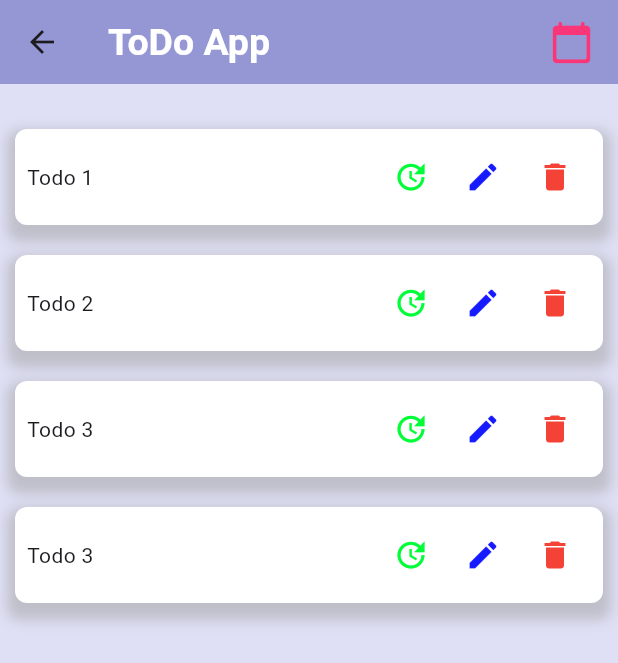
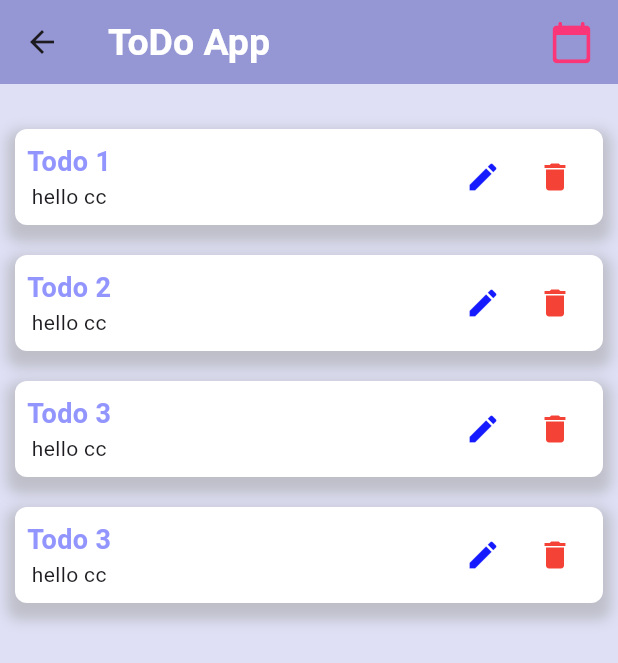
Before and after one commit to phong-bnb/Demo_FlutterOnlyme, a Flutter app: the MyHomePage screen opened directly, on a phone screen of 412 x 824 dp. Shown: the top 663 px of the screen. Run offline on Flutter 3.47's test engine with Material 3 defaults, Android fonts, the phone set to English and light mode, and no system bars.

Commit message:
update v2

```diff
--- a/lib/main.dart
+++ b/lib/main.dart
@@ -1,5 +1,6 @@
 import 'package:demo_flutter/screen/createtodo.dart';
 import 'package:demo_flutter/screen/home.dart';
+import 'package:demo_flutter/screen/loginpage.dart';
 import 'package:flutter/material.dart';
 
 void main() {
@@ -7,7 +8,7 @@
     title: 'Flutter Demo',
     home: SafeArea(
         child: Scaffold(
-      body: Home(),
+      body: MyLoginPage(),
     )),
   ));
 }
@@ -18,6 +19,7 @@
   Widget build(BuildContext context) {
     return MaterialApp(
       routes: {
+        '/login':(context) => MyLoginPage(),
         '/': (context) => MyHomePage(),
         '/creart': (context) => CreateTodo(title: 'create')
       },
--- a/lib/screen/home.dart
+++ b/lib/screen/home.dart
@@ -36,22 +36,22 @@ class _MyHomePageState extends State<MyHomePage> {
             children: <Widget>[
               TodoItem(
                 text: 'Todo 1',
-                textStyle: TextStyle(fontSize: 50, fontWeight: FontWeight.bold),
+                text1: 'hello cc',
                 backgroundColor: const Color.fromARGB(255, 255, 255, 255),
               ),
               TodoItem(
                 text: 'Todo 2',
-                textStyle: TextStyle(fontSize: 50, fontWeight: FontWeight.bold),
+                text1: 'hello cc',
                 backgroundColor: const Color.fromARGB(255, 255, 255, 255),
               ),
               TodoItem(
                 text: 'Todo 3',
-                textStyle: TextStyle(fontSize: 50, fontWeight: FontWeight.bold),
+                text1: 'hello cc',
                 backgroundColor: const Color.fromARGB(255, 255, 255, 255),
               ),
               TodoItem(
                 text: 'Todo 3',
-                textStyle: TextStyle(fontSize: 50, fontWeight: FontWeight.bold),
+                text1: 'hello cc',
                 backgroundColor: const Color.fromARGB(255, 255, 255, 255),
               ),
             ],
@@ -64,12 +64,14 @@ class _MyHomePageState extends State<MyHomePage> {
 
 class TodoItem extends StatelessWidget {
   final String text;
+  final String text1;
+
   final Color backgroundColor;
-  final TextStyle textStyle;
-  TodoItem(
-      {required this.text,
-      required this.backgroundColor,
-      required this.textStyle});
+  TodoItem({
+    required this.text,
+    required this.text1,
+    required this.backgroundColor,
+  });
   @override
   Widget build(BuildContext context) {
     return Container(
@@ -90,29 +92,29 @@ class TodoItem extends StatelessWidget {
       child: Row(
         mainAxisAlignment: MainAxisAlignment.spaceBetween,
         children: <Widget>[
-          Text(text), // Text của todo
+          Column(
+            children: [
+              Text(
+                text,
+                style: TextStyle(
+                    color: Color.fromARGB(255, 147, 149, 255),
+                    fontSize: 18,
+                    fontWeight: FontWeight.bold),
+              ),
+              Text(text1)
+            ],
+          ),
           Row(
             children: <Widget>[
               IconButton(
-                icon: Icon(Icons.update),
-                color: Color.fromARGB(255, 1, 253, 56), // Icon update
-                onPressed: () {
-                  // Xử lý khi nhấn nút update
-                },
-              ),
-              IconButton(
                 icon: Icon(Icons.create),
-                color: Color.fromARGB(255, 22, 26, 255), // Icon update
-                onPressed: () {
-                  // Xử lý khi nhấn nút update
-                },
+                color: Color.fromARGB(255, 22, 26, 255),
+                onPressed: () {},
               ),
               IconButton(
                 icon: Icon(Icons.delete),
-                color: Colors.red.withOpacity(1), // Icon delete
-                onPressed: () {
-                  // Xử lý khi nhấn nút delete
-                },
+                color: Colors.red.withOpacity(1),
+                onPressed: () {},
               ),
             ],
           ),
```
Also changed, not shown: lib/screen/loginpage.dart (added, +235 -0 lines), pubspec.yaml (+4 -3 lines), assets/logoGG.gif (added), assets/logoGG.png (added), assets/logoapp.jpg (added), package-lock.json (added).
